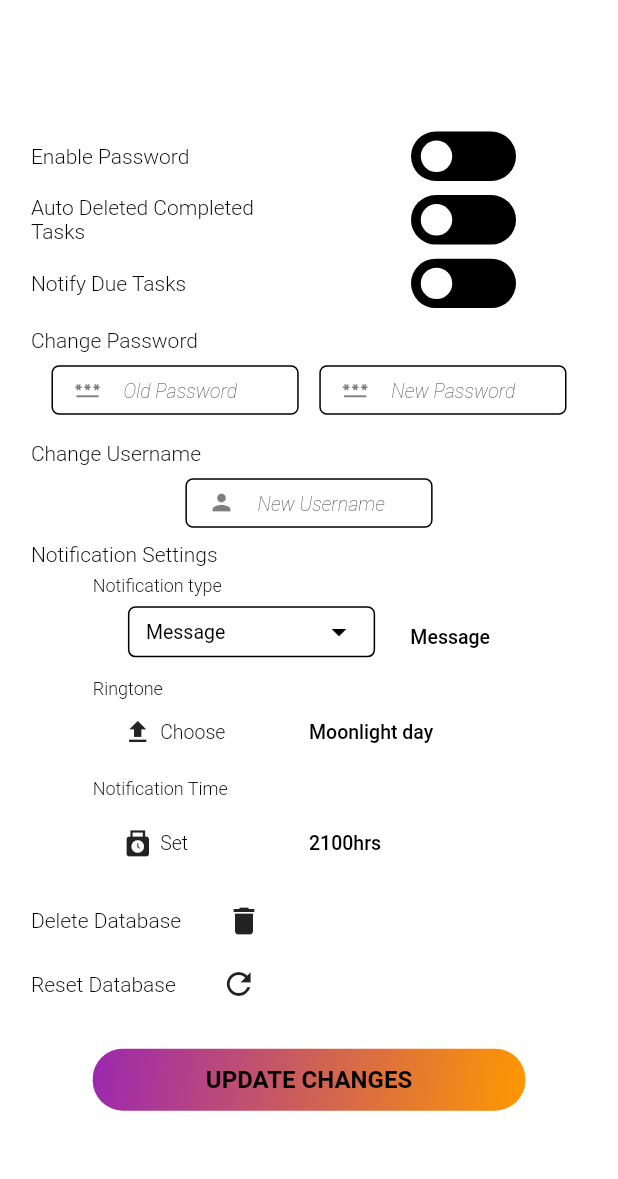
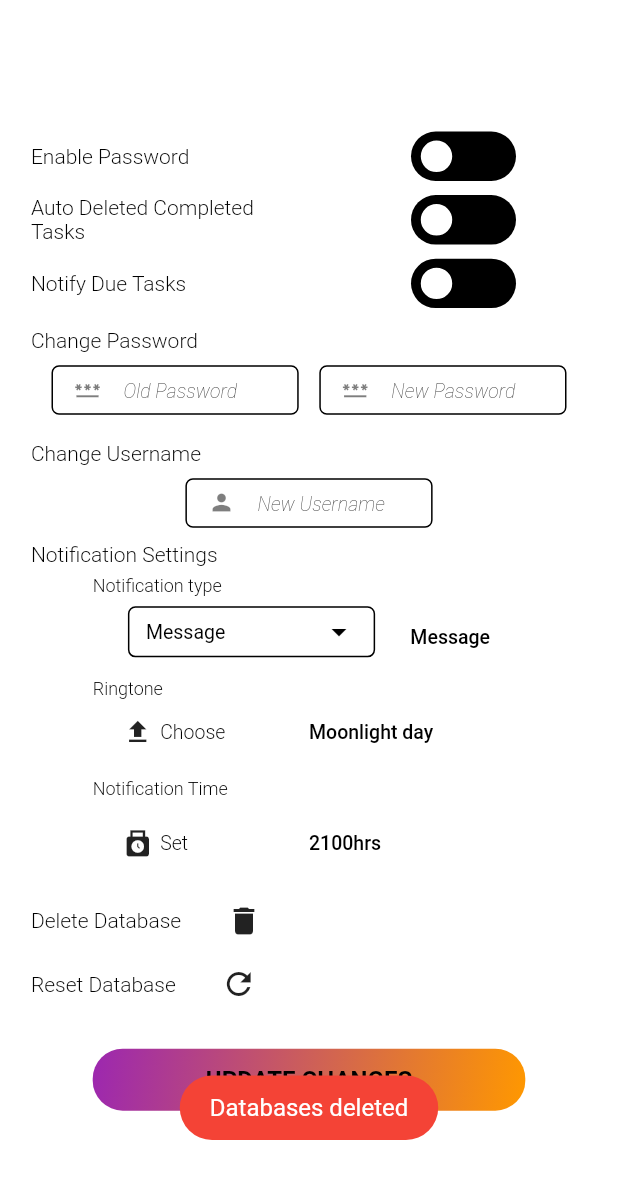
Before and after one commit to Trihz/mysecretary, a Flutter app: the Settings screen opened directly, after a tap on the "delete" icon, on a phone screen of 412 x 824 dp. Shown: the top 1179 px of the screen. Run offline on Flutter 3.47's test engine with Material 2 defaults, Android fonts, the phone set to English and light mode, and no system bars; drawn by our look-alikes of flutter_switch; our stand-ins replace animated_text_kit, fluttertoast, hive, hive_flutter, shared_preferences and 1 more; missing offline and left inert: dart:ffi, restart_app; accounts and stored records are empty; statements that could not run were skipped.

Commit message:
Working on the inactive tasks database

```diff
--- a/lib/debugger/debugger_ui.dart
+++ b/lib/debugger/debugger_ui.dart
@@ -20,8 +20,8 @@ class _DebuggerUIState extends State<DebuggerUI> {
             child: ElevatedButton(
                 onPressed: () {
                   //DebuggerLogic().readSettings();
-                  DebuggerLogic().readIndex_0_Value();
-                  //DebuggerLogic().readAllTasksData();
+                  //DebuggerLogic().readIndex_0_Value();
+                  DebuggerLogic().readAllTasksData();
                 },
                 child: const Text("Display"))),
       ),
--- a/lib/settings/settings.dart
+++ b/lib/settings/settings.dart
@@ -691,7 +691,9 @@ class _SettingsState extends State<Settings> {
           const SizedBox(width: 30),
           GestureDetector(
               onTap: () {
-                SettingsLogic().deleteDatabase();
+                // delete the databases
+                SettingsLogic().deleteActiveTasksDatabase();
+                SettingsLogic().deleteInactiveTasksDatabase();
               },
               child: const Icon(Icons.delete))
         ],
--- a/lib/settings/settings_logic.dart
+++ b/lib/settings/settings_logic.dart
@@ -8,6 +8,9 @@ class SettingsLogic {
   /// referencing the already opened database
   /// this is the tasks database
   final tasksDatabase = Hive.box("TasksDatabase");
+
+  /// database for storing inactive tasks
+  final deletedTasksDatabase = Hive.box("DeletedTasksDatabase");
 
   /// function to display toast
   void displayToast(String message) {
@@ -39,8 +42,16 @@ class SettingsLogic {
   }
 
   /// this function deletes the whole database including all the data contained in the database
-  void deleteDatabase() async {
+  /// it deletes the tasks database
+  void deleteActiveTasksDatabase() async {
     tasksDatabase.deleteFromDisk();
+  }
+
+  /// this function deletes the whole database including all the data contained in the database
+  /// it deletes the inactive tasks database
+  void deleteInactiveTasksDatabase() {
+    deletedTasksDatabase.deleteFromDisk();
+    displayToast("Databases deleted");
   }
 
   /// this function resets the database after deleting it
```
Also changed, not shown: lib/homescreen/homescreen_logic.dart (+11 -0 lines), lib/homescreen/homescreen_ui.dart (+66 -20 lines).
